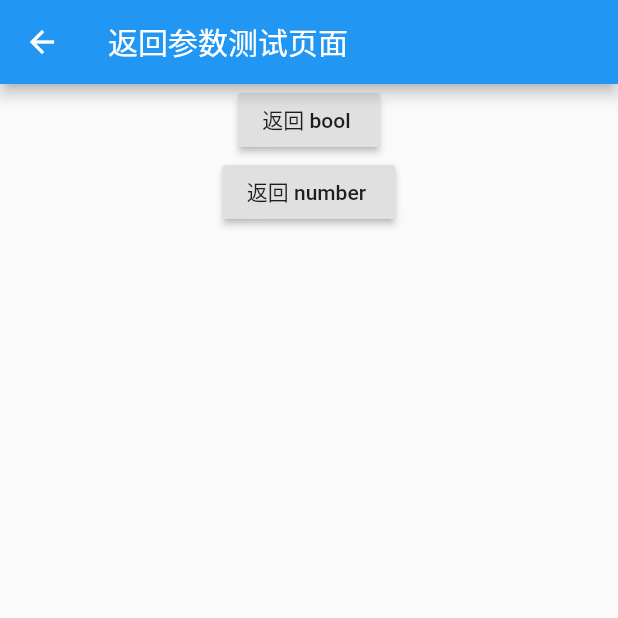
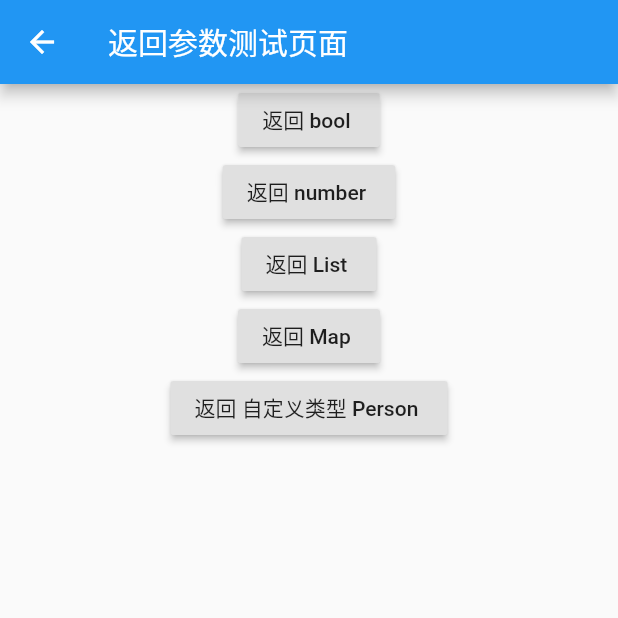
Before and after one commit to JL-Code/flutter_poc, a Flutter app: the ReturnParamPage screen opened directly, on a phone screen of 412 x 824 dp, the top half of it. Run offline on Flutter 3.47's test engine with Material 2 defaults, Android fonts, the phone set to English and light mode, and no system bars; our stand-ins replace fluro; statements that could not run were skipped.

```diff
--- a/lib/pages/fluro_home.dart
+++ b/lib/pages/fluro_home.dart
@@ -2,15 +2,21 @@ import 'package:flutter/material.dart';
 import 'package:flutter_poc/helpers/appbar_builder.dart';
 
 class FluroPage extends StatelessWidget {
+  FluroPage({this.params});
+
   static const routeName = "/fluro";
+
+  /// 路由参数
+  final Map<String, List<String>> params;
 
   @override
   Widget build(BuildContext context) {
-
+    // flutter 默认路由参数获取方法
+    // var args = ModalRoute.of(context).settings.arguments;
     return Scaffold(
       appBar: AppBarBuilder.create("FluroHome"),
       body: Center(
-        child: Text("FluroPage"),
+        child: Text("FluroPage $params"),
       ),
     );
   }
--- a/lib/pages/return_param_page.dart
+++ b/lib/pages/return_param_page.dart
@@ -13,6 +13,7 @@ class ReturnParamPage extends StatelessWidget {
       body: Center(
         child: Column(
           children: <Widget>[
+            /// 简单类型
             RaisedButton(
               onPressed: () {
                 Navigator.pop(context, false);
@@ -25,9 +26,50 @@ class ReturnParamPage extends StatelessWidget {
               },
               child: Text("返回 number "),
             ),
+
+            /// 复杂类型
+            RaisedButton(
+              onPressed: () {
+                List<String> list = ["jiangy", "wanglinling"];
+                Navigator.pop(context, list);
+              },
+              child: Text("返回 List "),
+            ),
+            RaisedButton(
+              onPressed: () {
+                Map<String, List<Object>> map = {
+                  "name": [11, 22],
+                  "hobby": ["足球", "篮球", "羽毛球"]
+                };
+                Navigator.pop(context, map);
+              },
+              child: Text("返回 Map "),
+            ),
+            RaisedButton(
+              onPressed: () {
+                var person = Person(name: "jiangy", age: 1);
+                debugPrint(person.toString());
+                Navigator.pop(context, person);
+              },
+              child: Text("返回 自定义类型 Person "),
+            ),
           ],
         ),
       ),
     );
   }
 }
+
+/// 人
+class Person {
+  Person({this.name, this.age});
+
+  final String name;
+  final int age;
+
+  @override
+  String toString() {
+    // TODO: implement toString
+    return "{name:${this.name},age:${this.age}}";
+  }
+}
```
Also changed, not shown: lib/fluro/route_handler.dart (+7 -4 lines), lib/pages/first_page.dart (+16 -6 lines).
